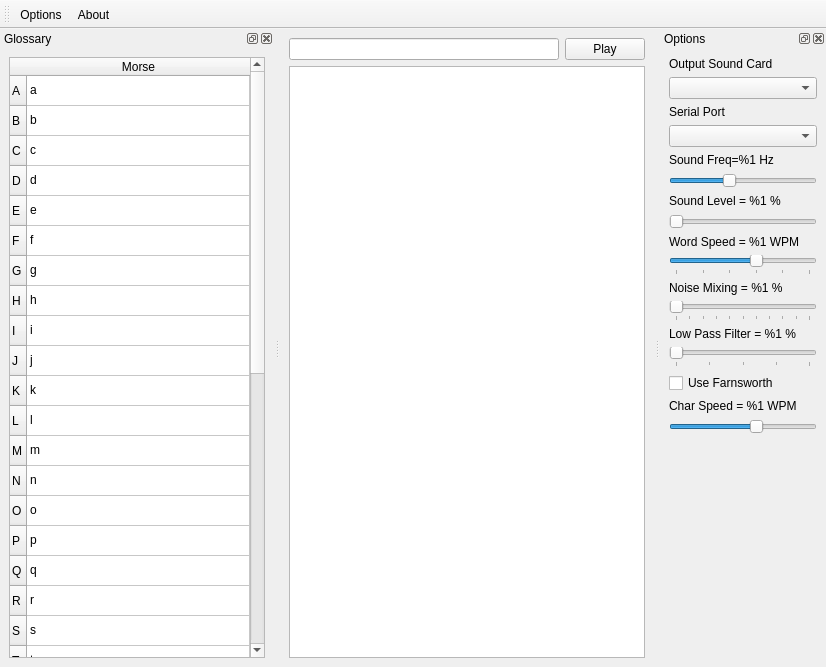
Artemia76/EasyMorse, file gui/mainwindow.ui: the form before one commit.
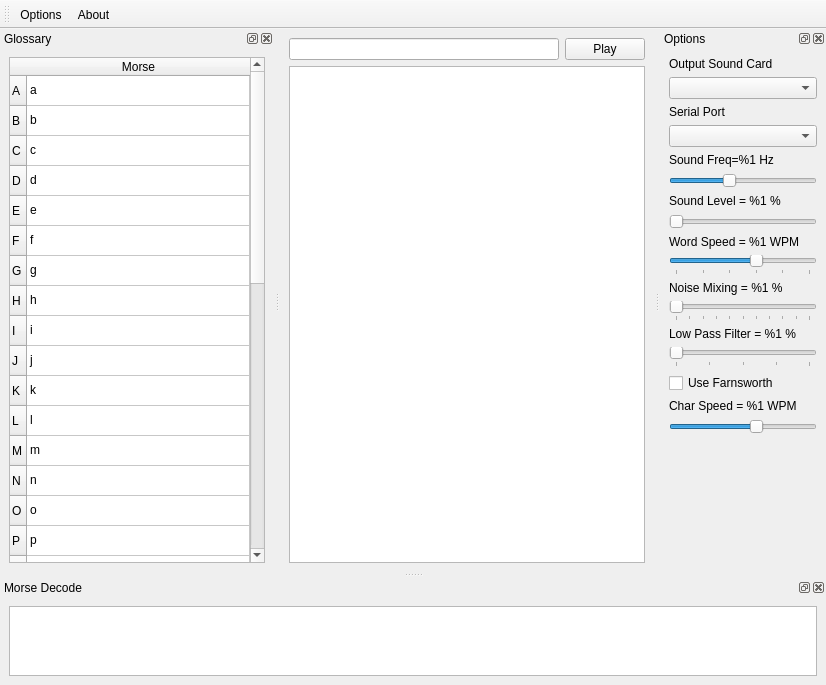
The form after the commit. Icons and pictures are not drawn.

Diff of the .ui file:
```diff
--- a/gui/mainwindow.ui
+++ b/gui/mainwindow.ui
@@ -767,6 +767,21 @@
     </layout>
    </widget>
   </widget>
+  <widget class="QDockWidget" name="dockDecode">
+   <property name="windowTitle">
+    <string>Morse Decode</string>
+   </property>
+   <attribute name="dockWidgetArea">
+    <number>8</number>
+   </attribute>
+   <widget class="QWidget" name="dockWidgetContents_2">
+    <layout class="QHBoxLayout" name="horizontalLayout_2">
+     <item>
+      <widget class="QPlainTextEdit" name="plainTextEdit"/>
+     </item>
+    </layout>
+   </widget>
+  </widget>
   <action name="actionafOptions">
    <property name="icon">
     <iconset resource="../resources.qrc">
```
Left out of the diff: 6 changed lines with no effect on the pictures.
